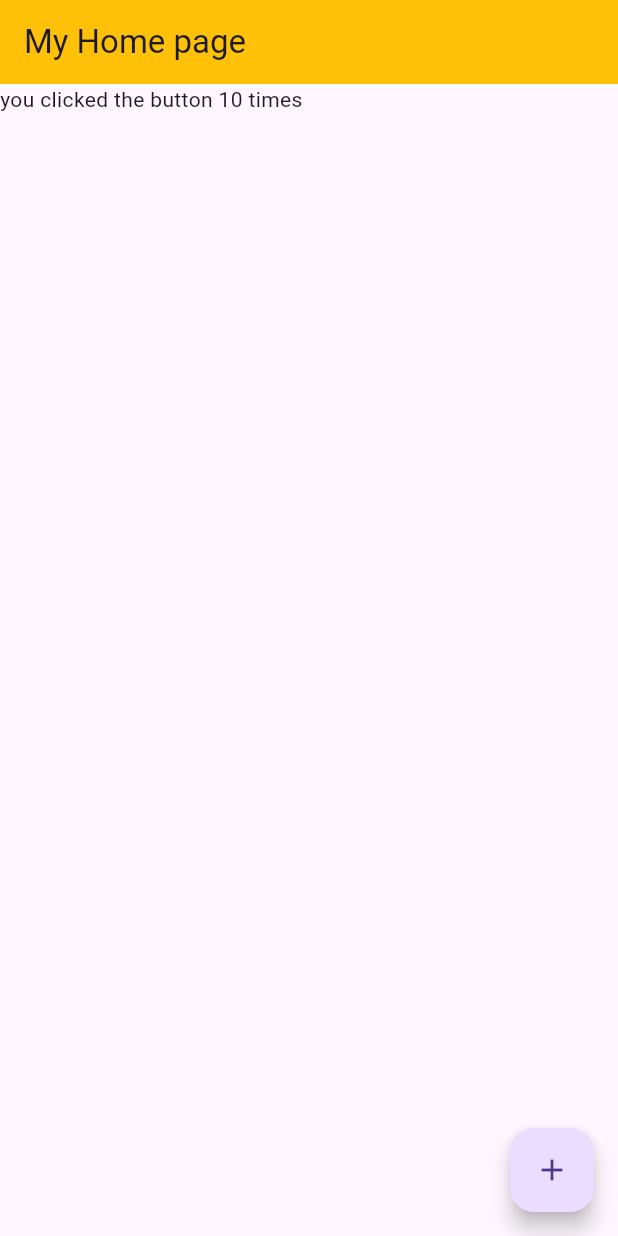
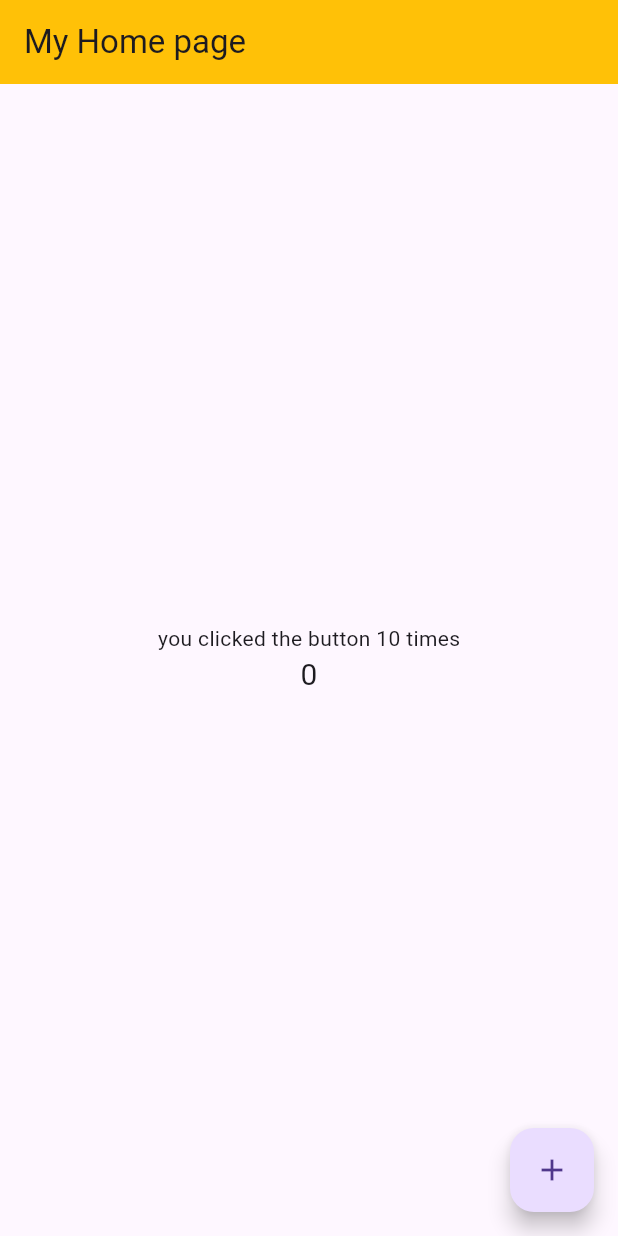
Before and after one commit to harshit-anxnd/day2flutterlnt, a Flutter app: the screen it shows after launch, on a phone screen of 412 x 824 dp. Run offline on Flutter 3.47's test engine with Material 3 defaults, Android fonts, the light colour scheme and no system bars.

Commit message:
center widget with column and fontsize

```diff
--- a/lib/main.dart
+++ b/lib/main.dart
@@ -33,7 +33,16 @@ class _MyHomePageState extends State<MyHomePage> {
         backgroundColor: Colors.amber,
         title: Text(widget.title),
       ),
-      body: Text('you clicked the button 10 times'),
+      body: Center(child:
+      Column(
+        mainAxisAlignment: MainAxisAlignment.center,
+//hey mr column, plz align your children in the center of your main axis
+        children: [
+          Text('you clicked the button 10 times'),
+          Text('0',style: TextStyle(fontSize: 20.0),),
+
+        ],
+      )),
     );
   }
 
```
